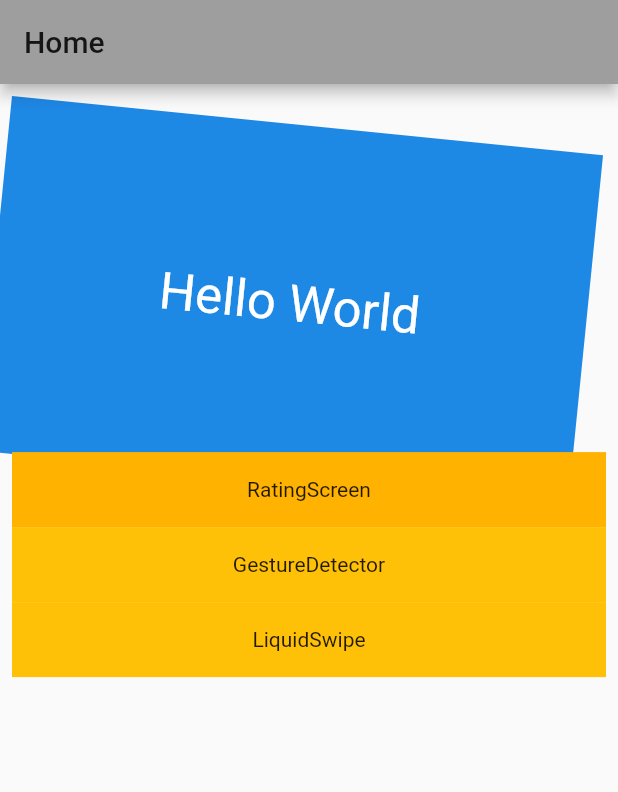
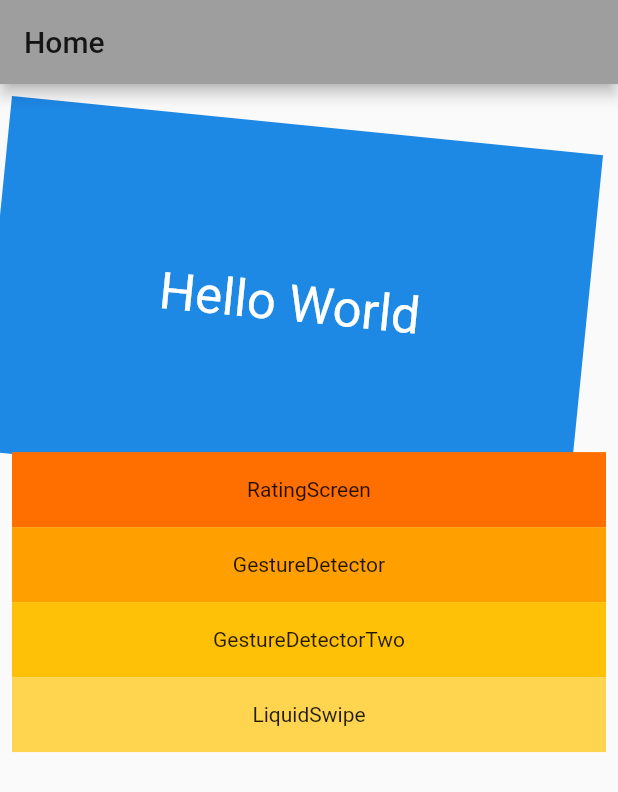
Before and after one commit to linnefromice/flutter_heart_app_01, a Flutter app: the screen it shows after launch, on a phone screen of 412 x 824 dp. Shown: the top 792 px of the screen. Run offline on Flutter 3.47's test engine with Material 2 defaults, Android fonts, the light colour scheme and no system bars; our stand-ins replace flutter_rating_bar, liquid_swipe.

Commit message:
update routes

```diff
--- a/lib/main.dart
+++ b/lib/main.dart
@@ -1,5 +1,6 @@
 import 'package:flutter/material.dart';
 import 'package:linnefromice/screens/gesture_detector_screen.dart';
+import 'package:linnefromice/screens/gesture_detector_screen_two.dart';
 import 'package:linnefromice/screens/home_screen.dart';
 import 'package:linnefromice/screens/rating_screen.dart';
 import 'package:linnefromice/screens/liquid_swipe_screen.dart';
@@ -22,6 +23,7 @@ class App extends StatelessWidget {
         '/': (context) => HomeScreen(),
         '/rating': (context) => RatingScreen(),
         '/gesture_detector': (context) => GestureDetectorScreen(),
+        '/gesture_detector_two': (context) => GestureDetectorScreenTwo(),
         '/liquid_swipe': (context) => LiquidSwipeScreen(),
       },
     );
--- a/lib/screens/home_screen.dart
+++ b/lib/screens/home_screen.dart
@@ -28,7 +28,7 @@ class HomeScreen extends StatelessWidget {
             onTap: () => Navigator.pushNamed(context, '/rating'),
             child: Container(
               height: 50,
-              color: Colors.amber[600],
+              color: Colors.amber[900],
               child: Center(child: Text('RatingScreen')),
             ),
           ),
@@ -36,15 +36,23 @@ class HomeScreen extends StatelessWidget {
             onTap: () => Navigator.pushNamed(context, '/gesture_detector'),
             child: Container(
               height: 50,
+              color: Colors.amber[700],
+              child: Center(child: Text('GestureDetector')),
+            ),
+          ),
+          GestureDetector(
+            onTap: () => Navigator.pushNamed(context, '/gesture_detector_two'),
+            child: Container(
+              height: 50,
               color: Colors.amber[500],
-              child: Center(child: Text('GestureDetector')),
+              child: Center(child: Text('GestureDetectorTwo')),
             ),
           ),
           GestureDetector(
             onTap: () => Navigator.pushNamed(context, '/liquid_swipe'),
             child: Container(
               height: 50,
-              color: Colors.amber[500],
+              color: Colors.amber[300],
               child: Center(child: Text('LiquidSwipe')),
             ),
           ),
```
